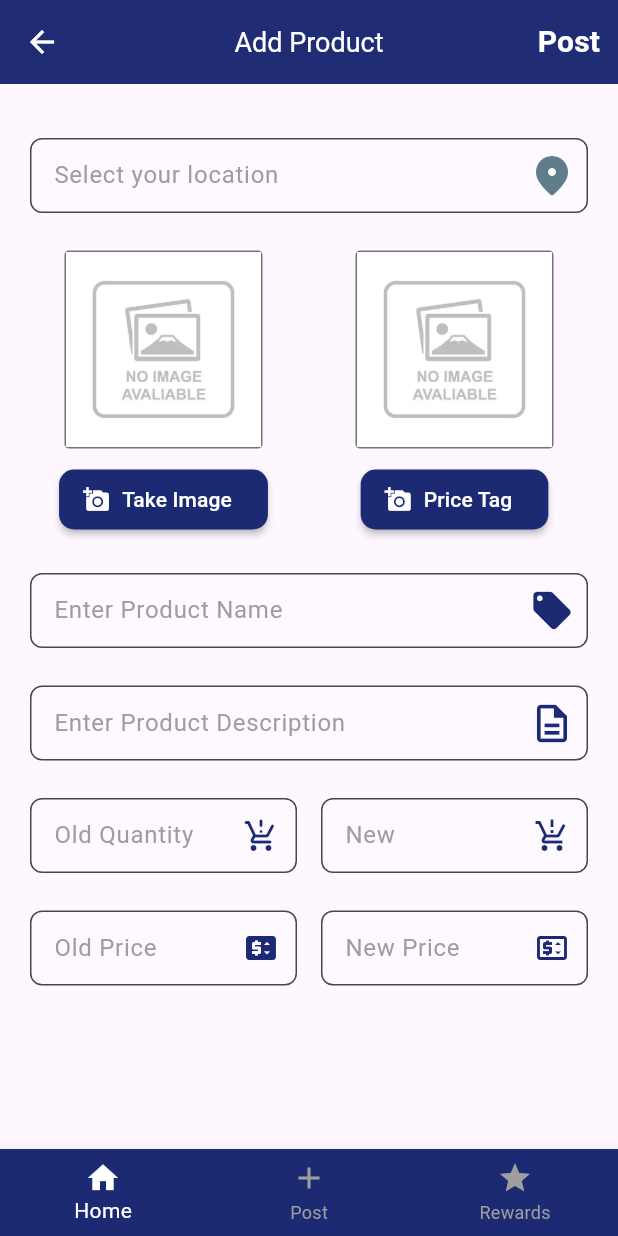
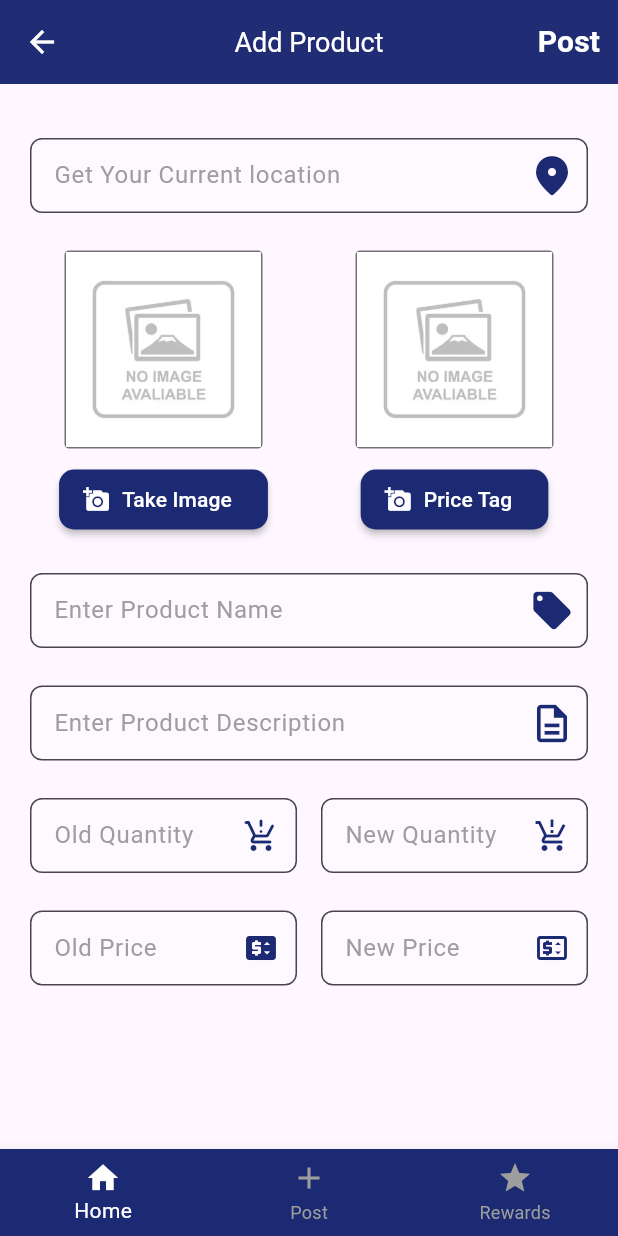
Before and after one commit to NiharikaBalaga/rewarding-sale-app-flutter-app, a Flutter app: the PostPage screen opened directly, on a phone screen of 412 x 824 dp. Run offline on Flutter 3.47's test engine with Material 3 defaults, Android fonts, the phone set to English and light mode, and no system bars; our stand-ins replace carousel_slider, flare_flutter, flutter_secure_storage, font_awesome_flutter, geocoding, geolocator and 4 more; accounts and stored records are empty; network calls fail.

Commit message:
Updating user location when user adding new post

```diff
--- a/lib/config/apiconfig.dart
+++ b/lib/config/apiconfig.dart
@@ -5,6 +5,7 @@ class ApiConfig {
   static const String generateOtpEndpoint = '/auth/otp/generate';
   static const String verifyOtpEndpoint = '/auth/otp/verify';
   static const String currentUserEndpoint = '/auth/user';
+  static const String userLocationEndpoint = '/auth/user/location';
   static const String refreshTokenEndpoint = '/auth/token/refresh';
   static const String signupUserEndpoint ='/auth/user/signup';
   static const String baseUrlPost = 'http://10.0.2.2:3001/api';
--- a/lib/screen/Post_UI/PostPage.dart
+++ b/lib/screen/Post_UI/PostPage.dart
@@ -1,9 +1,13 @@
 import 'dart:io';
 import 'package:flutter/material.dart';
+import 'package:geocoding/geocoding.dart';
+import 'package:geolocator/geolocator.dart';
 import 'package:image_picker/image_picker.dart';
+//import 'package:rewarding_sale_app_flutter_app/components/network_utility.dart';
 import 'package:rewarding_sale_app_flutter_app/constant.dart';
 import 'package:rewarding_sale_app_flutter_app/screen/home/home.dart';
 import 'package:rewarding_sale_app_flutter_app/screen/reward/reward.dart';
+import '../../services/updateuserlocation.dart';
 
 class PostPage extends StatelessWidget {
   const PostPage({Key? key}) : super(key: key);
@@ -25,23 +29,17 @@ class PostPage extends StatelessWidget {
         actions: [
           // Add Post button to AppBar
           TextButton(
-            onPressed: () {
-              // Navigator.push(
-              //   context,
-              //   MaterialPageRoute(
-              //     builder: (context) => PostPage(),
-              //   ),
-              // );
-              // Handle the action when the Post button is pressed
-              // You can navigate to another page or perform any desired action
+            onPressed: ()  {
               print('Post button pressed');
+
             },
             child: Text(
               'Post',
               style: TextStyle(
                 color: Colors.white,
                 fontSize: 20,
-                  fontWeight: FontWeight.bold),
+                fontWeight: FontWeight.bold,
+              ),
             ),
           ),
         ],
@@ -49,15 +47,10 @@ class PostPage extends StatelessWidget {
       body: MyWidget(),
       bottomNavigationBar: BottomNavigationBar(
         backgroundColor: kPrimaryColor,
-        // Set the background color
         selectedItemColor: Colors.white,
-        // Set the selected item color
         unselectedItemColor: Colors.grey,
-        // Set the unselected item color
         selectedLabelStyle: TextStyle(color: Colors.white),
-        // Set the selected label color
         unselectedLabelStyle: TextStyle(color: Colors.grey),
-        // Set the unselected label color
         items: [
           BottomNavigationBarItem(
             icon: Icon(Icons.home),
@@ -80,7 +73,6 @@ class PostPage extends StatelessWidget {
             );
           }
           if (index == 1) {
-            // Navigate to PostPage when "Post" icon is tapped
             Navigator.push(
               context,
               MaterialPageRoute(builder: (context) => PostPage()),
@@ -101,11 +93,24 @@ class PostPage extends StatelessWidget {
 class MyWidget extends StatefulWidget {
   @override
   _MyWidgetState createState() => _MyWidgetState();
+
+  static _MyWidgetState of(BuildContext context) =>
+      context.findAncestorStateOfType<_MyWidgetState>()!;
 }
 
 class _MyWidgetState extends State<MyWidget> {
   File? _image;
   File? _image1;
+  String? _location;
+  String placeId = 'ChIJTa2TPvn2K4gRiHG331ctW2I';
+  TextEditingController _locationController = TextEditingController();
+  TextEditingController _productNameController = TextEditingController();
+  TextEditingController _productDescriptionController = TextEditingController();
+  TextEditingController _oldQuantityController = TextEditingController();
+  TextEditingController _newQuantityController = TextEditingController();
+  TextEditingController _oldPriceController = TextEditingController();
+  TextEditingController _newPriceController = TextEditingController();
+
   Future<void> _getProductImage() async {
     final pickedFile =
     await ImagePicker().pickImage(source: ImageSource.camera);
@@ -130,6 +135,56 @@ class _MyWidgetState extends State<MyWidget> {
     });
   }
 
+  void _getCurrentLocation() async {
+    try {
+      Position position = await Geolocator.getCurrentPosition(
+          desiredAccuracy: LocationAccuracy.high);
+
+      double latitude = 43.4438144;
+      double longitude = -80.510976;
+
+      await LocationService.updateUserLocation(latitude, longitude);
+
+      List<Placemark> placemarks =
+      await placemarkFromCoordinates(latitude, longitude);
+      String currentlocation =
+          (placemarks[0].street ?? '') + ', ' + (placemarks[0].locality ?? '');
+
+      String location = currentlocation.isEmpty ? 'Unknown' : currentlocation;
+      setState(() {
+        _location = location;
+        _locationController.text = _location ?? '';
+      });
+
+      print('User location: $_location');
+      print('latitude: $latitude');
+      print('longitude: $longitude');
+      print('Place ID: $placeId');
+
+      //getPlaceId(latitude, longitude, currentlocation);
+      print('Place ID from func:' );
+    } catch (e) {
+      print('Error fetching location: $e');
+    }
+  }
+
+  // Future<void> placeAutoComplete(String query) async {
+  //
+  //   String apikey ="AIzaSyAaTmFCRd8UZqbpYYPNai6aR33hc8OHJj4";
+  //   Uri uri = Uri.https("maps.google.com",
+  //             'maps/api/place/autocomplete/json',
+  //   {
+  //     "input":query,
+  //     "key": apikey,
+  //   });
+  //
+  //   String? response = await NetworkUtility.fetchUrl(uri);
+  //   if (response != null){
+  //     print(response);
+  //   }
+  //
+  //
+  // }
   @override
   Widget build(BuildContext context) {
     return Padding(
@@ -144,6 +199,7 @@ class _MyWidgetState extends State<MyWidget> {
             SizedBox(
               height: 50,
               child: TextField(
+                controller: _locationController,
                 decoration: InputDecoration(
                   border: OutlineInputBorder(
                     borderSide: BorderSide(color: Colors.grey, width: 0.5),
@@ -153,12 +209,18 @@ class _MyWidgetState extends State<MyWidget> {
                     borderSide: BorderSide(color: kPrimaryColor),
                     borderRadius: BorderRadius.circular(8.0),
                   ),
-                  suffixIcon: Icon(
+                  suffixIcon: IconButton(
+                    icon: Icon(
                       Icons.place_rounded,
-                    color: Colors.blueGrey,
+                      color: kPrimaryColor,
                       size: 32,
                     ),
-                  labelText: "Select your location",
+                    onPressed: () {
+                      _getCurrentLocation();
+                      // placeAutoComplete("Dubai");
+                    },
+                  ),
+                  labelText: "Get Your Current location",
                   labelStyle: TextStyle(color: Colors.grey),
                   filled: true,
                   fillColor: Colors.white12,
@@ -171,7 +233,6 @@ class _MyWidgetState extends State<MyWidget> {
             Row(
               mainAxisAlignment: MainAxisAlignment.spaceBetween,
               children: [
-                // Image Widget 1
                 Expanded(
                   child: Column(
                     children: [
@@ -179,12 +240,10 @@ class _MyWidgetState extends State<MyWidget> {
                           ? Container(
                         decoration: BoxDecoration(
                           border: Border.all(
-                                  color: Colors
-                                      .black12, // Set your desired border color
-                                  width: 1, // Set your desired border width
+                            color: Colors.black12,
+                            width: 1,
                           ),
                           borderRadius: BorderRadius.circular(3),
-                                // Set your desired border radius
                         ),
                         child: Image.file(
                           _image!,
@@ -195,15 +254,13 @@ class _MyWidgetState extends State<MyWidget> {
                           : Container(
                         decoration: BoxDecoration(
                           border: Border.all(
-                                  color: Colors
-                                      .black54, // Set your desired border color
-                                  width: 1, // Set your desired border width
+                            color: Colors.black54,
+                            width: 1,
                           ),
-                                borderRadius: BorderRadius.circular(
-                                    3), // Set your desired border radius
+                          borderRadius: BorderRadius.circular(3),
                         ),
                         child: Image.asset(
-                                'assets/images/noimageavailable.png', // Replace with the path to your asset image
+                          'assets/images/noimageavailable.png',
                           height: 130,
                           width: 130,
                         ),
@@ -215,14 +272,12 @@ class _MyWidgetState extends State<MyWidget> {
                           'Take Image',
                           style: TextStyle(color: Colors.white),
                         ),
-                        icon:
-                            const Icon(Icons.add_a_photo, color: Colors.white),
+                        icon: const Icon(Icons.add_a_photo, color: Colors.white),
                         style: ElevatedButton.styleFrom(
                           backgroundColor: kPrimaryColor,
-                          elevation: 2, // Set your desired background color
+                          elevation: 2,
                           shape: RoundedRectangleBorder(
-                            borderRadius: BorderRadius.circular(
-                                10), // Adjust the radius as needed
+                            borderRadius: BorderRadius.circular(10),
                           ),
                         ),
                       ),
@@ -230,7 +285,6 @@ class _MyWidgetState extends State<MyWidget> {
                   ),
                 ),
                 SizedBox(width: 16),
-                // Image Widget 2
                 Expanded(
                   child: Column(
                     children: [
@@ -238,12 +292,10 @@ class _MyWidgetState extends State<MyWidget> {
                           ? Container(
                         decoration: BoxDecoration(
                           border: Border.all(
-                                  color: Colors
-                                      .black54, // Set your desired border color
-                                  width: 1, // Set your desired border width
+                            color: Colors.black54,
+                            width: 1,
                           ),
-                                borderRadius: BorderRadius.circular(
-                                    3), // Set your desired border radius
+                          borderRadius: BorderRadius.circular(3),
                         ),
                         child: Image.file(
                           _image1!,
@@ -254,15 +306,13 @@ class _MyWidgetState extends State<MyWidget> {
                           : Container(
                         decoration: BoxDecoration(
                           border: Border.all(
-                                  color: Colors
-                                      .black54, // Set your desired border color
-                                  width: 1, // Set your desired border width
+                            color: Colors.black54,
+                            width: 1,
                           ),
-                                borderRadius: BorderRadius.circular(
-                                    3), // Set your desired border radius
+                          borderRadius: BorderRadius.circular(3),
                         ),
                         child: Image.asset(
-                                'assets/images/noimageavailable.png', // Replace with the path to your asset image
+                          'assets/images/noimageavailable.png',
                           height: 130,
                           width: 130,
                         ),
@@ -274,14 +324,12 @@ class _MyWidgetState extends State<MyWidget> {
                           'Price Tag',
                           style: TextStyle(color: Colors.white),
                         ),
-                        icon:
-                            const Icon(Icons.add_a_photo, color: Colors.white),
+                        icon: const Icon(Icons.add_a_photo, color: Colors.white),
                         style: ElevatedButton.styleFrom(
                           backgroundColor: kPrimaryColor,
-                          elevation: 2, // Set your desired background color
+                          elevation: 2,
                           shape: RoundedRectangleBorder(
-                            borderRadius: BorderRadius.circular(
-                                10), // Adjust the radius as needed
+                            borderRadius: BorderRadius.circular(10),
                           ),
                         ),
                       ),
@@ -290,12 +338,11 @@ class _MyWidgetState extends State<MyWidget> {
                 ),
               ],
             ),
-            SizedBox(
-              height: 25,
-            ),
+            SizedBox(height: 25),
             SizedBox(
               height: 50,
               child: TextField(
+                controller: _productNameController,
                 decoration: InputDecoration(
                   border: OutlineInputBorder(
                     borderSide: BorderSide(color: Colors.grey, width: 0.5),
@@ -317,12 +364,11 @@ class _MyWidgetState extends State<MyWidget> {
                 ),
               ),
             ),
-            SizedBox(
-              height: 25,
-            ),
+            SizedBox(height: 25),
             SizedBox(
               height: 50,
               child: TextField(
+                controller: _productDescriptionController,
                 maxLines: 3,
                 decoration: InputDecoration(
                   border: OutlineInputBorder(
@@ -345,21 +391,18 @@ class _MyWidgetState extends State<MyWidget> {
                 ),
               ),
             ),
-            SizedBox(
-              height: 25,
-            ),
+            SizedBox(height: 25),
             SizedBox(
               height: 50,
               child: Row(
                 mainAxisAlignment: MainAxisAlignment.spaceBetween,
                 children: [
-                  // Old Quantity Field
                   Flexible(
                     child: TextField(
+                      controller: _oldQuantityController,
                       decoration: InputDecoration(
                         border: OutlineInputBorder(
-                          borderSide:
-                              BorderSide(color: Colors.grey, width: 0.5),
+                          borderSide: BorderSide(color: Colors.grey, width: 0.5),
                           borderRadius: BorderRadius.circular(8.0),
                         ),
                         focusedBorder: OutlineInputBorder(
@@ -378,15 +421,13 @@ class _MyWidgetState extends State<MyWidget> {
                       keyboardType: TextInputType.number,
                     ),
                   ),
-
                   SizedBox(width: 16),
-                  // New Quantity Field
                   Flexible(
                     child: TextField(
+                      controller: _newQuantityController,
                       decoration: InputDecoration(
                         border: OutlineInputBorder(
-                          borderSide:
-                              BorderSide(color: Colors.grey, width: 0.5),
+                          borderSide: BorderSide(color: Colors.grey, width: 0.5),
                           borderRadius: BorderRadius.circular(8.0),
                         ),
                         focusedBorder: OutlineInputBorder(
@@ -397,7 +438,7 @@ class _MyWidgetState extends State<MyWidget> {
                           Icons.production_quantity_limits_outlined,
                           color: kPrimaryColor,
                         ),
-                        labelText: "New",
+                        labelText: "New Quantity",
                         labelStyle: TextStyle(color: Colors.grey),
                         filled: true,
                         fillColor: Colors.white12,
@@ -408,21 +449,18 @@ class _MyWidgetState extends State<MyWidget> {
                 ],
               ),
             ),
-            SizedBox(
-              height: 25,
-            ),
+            SizedBox(height: 25),
             SizedBox(
               height: 50,
               child: Row(
                 mainAxisAlignment: MainAxisAlignment.spaceBetween,
                 children: [
-                  // Old Quantity Field
                   Flexible(
                     child: TextField(
+                      controller: _oldPriceController,
                       decoration: InputDecoration(
                         border: OutlineInputBorder(
-                          borderSide:
-                              BorderSide(color: Colors.grey, width: 0.5),
+                          borderSide: BorderSide(color: Colors.grey, width: 0.5),
                           borderRadius: BorderRadius.circular(8.0),
                         ),
                         focusedBorder: OutlineInputBorder(
@@ -442,13 +480,12 @@ class _MyWidgetState extends State<MyWidget> {
                     ),
                   ),
                   SizedBox(width: 16),
-                  // New Quantity Field
                   Flexible(
                     child: TextField(
+                      controller: _newPriceController,
                       decoration: InputDecoration(
                         border: OutlineInputBorder(
-                          borderSide:
-                              BorderSide(color: Colors.grey, width: 0.5),
+                          borderSide: BorderSide(color: Colors.grey, width: 0.5),
                           borderRadius: BorderRadius.circular(8.0),
                         ),
                         focusedBorder: OutlineInputBorder(
@@ -470,12 +507,13 @@ class _MyWidgetState extends State<MyWidget> {
                 ],
               ),
             ),
-            SizedBox(
-              height: 24,
-            ),
+            SizedBox(height: 24),
           ],
+
         ),
       ),
+
     );
+
   }
 }
--- a/lib/screen/home/home.dart
+++ b/lib/screen/home/home.dart
@@ -28,6 +28,7 @@ class _HomePageState extends State<HomePage> {
   void initState() {
     super.initState();
     fetchCurrentUser();
+    fetchPosts();
   }
 
   Future<void> fetchPosts() async {
@@ -59,14 +60,14 @@ class _HomePageState extends State<HomePage> {
   Future<void> getUserLocation(double latitude, double longitude) async {
     try {
       List<Placemark> placemarks =
-          await placemarkFromCoordinates(latitude, longitude);
+      await placemarkFromCoordinates(latitude, longitude);
       if (placemarks.isNotEmpty) {
         Placemark place = placemarks[0];
         String address = '${place.locality}';
         setState(() {
           userLocation = address;
         });
-        fetchPosts();
+        // fetchPosts();
       } else {
         print('No placemarks found for the provided coordinates.');
       }
--- a/pubspec.yaml
+++ b/pubspec.yaml
@@ -46,6 +46,7 @@ dependencies:
   font_awesome_flutter: ^9.2.0
   carousel_slider: ^4.0.0
   geocoding: ^2.0.1
+  geolocator: ^7.7.1
 
 dev_dependencies:
   flutter_test:
```
Also changed, not shown: lib/services/updateuserlocation.dart (added, +38 -0 lines), pubspec.lock, 5 other files. Lines whose indentation alone changed are shown as unchanged.
